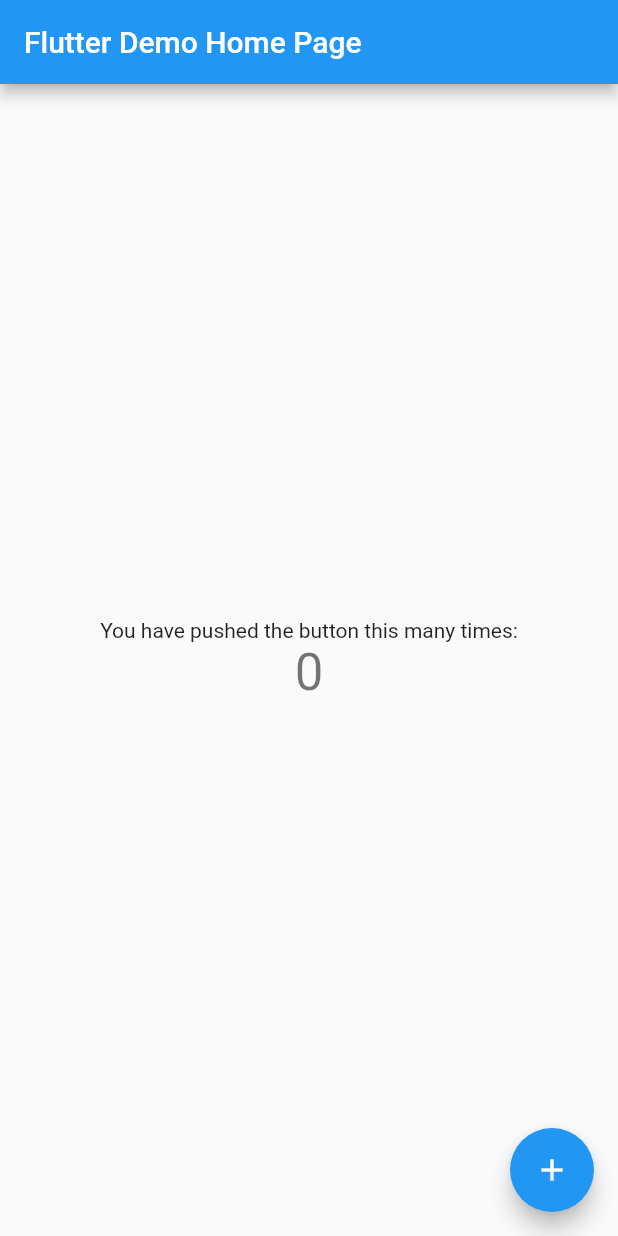
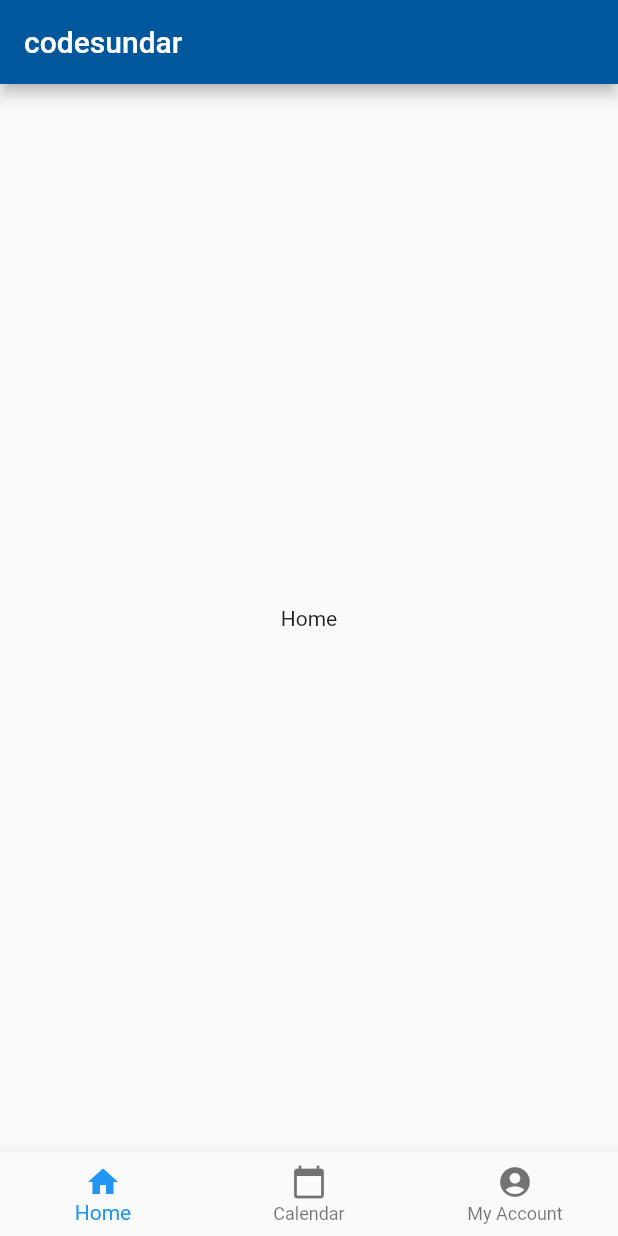
Before and after one commit to sirawat93/hr, a Flutter app: the screen it shows after launch, on a phone screen of 412 x 824 dp. Run offline on Flutter 3.47's test engine with Material 2 defaults, Android fonts, the phone set to English and light mode, and no system bars.

Commit message:
add bottom nav bar

```diff
--- a/lib/main.dart
+++ b/lib/main.dart
@@ -1,117 +1,41 @@
 import 'package:flutter/material.dart';
 
-void main() {
-  runApp(MyApp());
+void main() => runApp(MaterialApp(home: HrApp()));
+
+class HrApp extends StatefulWidget {
+  @override
+  _HrAppState createState() => _HrAppState();
 }
 
-class MyApp extends StatelessWidget {
-  // This widget is the root of your application.
-  @override
-  Widget build(BuildContext context) {
-    return MaterialApp(
-      title: 'Flutter Demo',
-      theme: ThemeData(
-        // This is the theme of your application.
-        //
-        // Try running your application with "flutter run". You'll see the
-        // application has a blue toolbar. Then, without quitting the app, try
-        // changing the primarySwatch below to Colors.green and then invoke
-        // "hot reload" (press "r" in the console where you ran "flutter run",
-        // or simply save your changes to "hot reload" in a Flutter IDE).
-        // Notice that the counter didn't reset back to zero; the application
-        // is not restarted.
-        primarySwatch: Colors.blue,
-        // This makes the visual density adapt to the platform that you run
-        // the app on. For desktop platforms, the controls will be smaller and
-        // closer together (more dense) than on mobile platforms.
-        visualDensity: VisualDensity.adaptivePlatformDensity,
-      ),
-      home: MyHomePage(title: 'Flutter Demo Home Page'),
-    );
-  }
-}
+class _HrAppState extends State<HrApp> {
+  int _selectedTabIndex = 0;
 
-class MyHomePage extends StatefulWidget {
-  MyHomePage({Key key, this.title}) : super(key: key);
+  List _pages = [
+    Text("Home"),
+    Text("Calendar"),
+    Text("Account"),
+  ];
 
-  // This widget is the home page of your application. It is stateful, meaning
-  // that it has a State object (defined below) that contains fields that affect
-  // how it looks.
-
-  // This class is the configuration for the state. It holds the values (in this
-  // case the title) provided by the parent (in this case the App widget) and
-  // used by the build method of the State. Fields in a Widget subclass are
-  // always marked "final".
-
-  final String title;
-
-  @override
-  _MyHomePageState createState() => _MyHomePageState();
-}
-
-class _MyHomePageState extends State<MyHomePage> {
-  int _counter = 0;
-
-  void _incrementCounter() {
+  _changeIndex(int index) {
     setState(() {
-      // This call to setState tells the Flutter framework that something has
-      // changed in this State, which causes it to rerun the build method below
-      // so that the display can reflect the updated values. If we changed
-      // _counter without calling setState(), then the build method would not be
-      // called again, and so nothing would appear to happen.
-      _counter++;
+      _selectedTabIndex = index;
     });
   }
 
   @override
   Widget build(BuildContext context) {
-    // This method is rerun every time setState is called, for instance as done
-    // by the _incrementCounter method above.
-    //
-    // The Flutter framework has been optimized to make rerunning build methods
-    // fast, so that you can just rebuild anything that needs updating rather
-    // than having to individually change instances of widgets.
     return Scaffold(
-      appBar: AppBar(
-        // Here we take the value from the MyHomePage object that was created by
-        // the App.build method, and use it to set our appbar title.
-        title: Text(widget.title),
+      appBar: AppBar(title: Text("codesundar"), backgroundColor: Colors.lightBlue[900]),
+      body: Center(child: _pages[_selectedTabIndex]),
+      bottomNavigationBar: BottomNavigationBar(
+        currentIndex: _selectedTabIndex,
+        onTap: _changeIndex,
+        items: [
+          BottomNavigationBarItem(icon: Icon(Icons.home), title: Text("Home")),
+          BottomNavigationBarItem(icon: Icon(Icons.calendar_today), title: Text("Calendar")),
+          BottomNavigationBarItem(icon: Icon(Icons.account_circle), title: Text("My Account")),
+        ],
       ),
-      body: Center(
-        // Center is a layout widget. It takes a single child and positions it
-        // in the middle of the parent.
-        child: Column(
-          // Column is also a layout widget. It takes a list of children and
-          // arranges them vertically. By default, it sizes itself to fit its
-          // children horizontally, and tries to be as tall as its parent.
-          //
-          // Invoke "debug painting" (press "p" in the console, choose the
-          // "Toggle Debug Paint" action from the Flutter Inspector in Android
-          // Studio, or the "Toggle Debug Paint" command in Visual Studio Code)
-          // to see the wireframe for each widget.
-          //
-          // Column has various properties to control how it sizes itself and
-          // how it positions its children. Here we use mainAxisAlignment to
-          // center the children vertically; the main axis here is the vertical
-          // axis because Columns are vertical (the cross axis would be
-          // horizontal).
-          mainAxisAlignment: MainAxisAlignment.center,
-          children: <Widget>[
-            Text(
-              'You have pushed the button this many times:',
-            ),
-            Text(
-              '$_counter',
-              style: Theme.of(context).textTheme.headline4,
-            ),
-          ],
-        ),
-      ),
-      floatingActionButton: FloatingActionButton(
-        onPressed: _incrementCounter,
-        tooltip: 'Increment',
-        child: Icon(Icons.add),
-      ), // This trailing comma makes auto-formatting nicer for build methods.
     );
   }
 }
```
Also changed, not shown: 2 other files.
